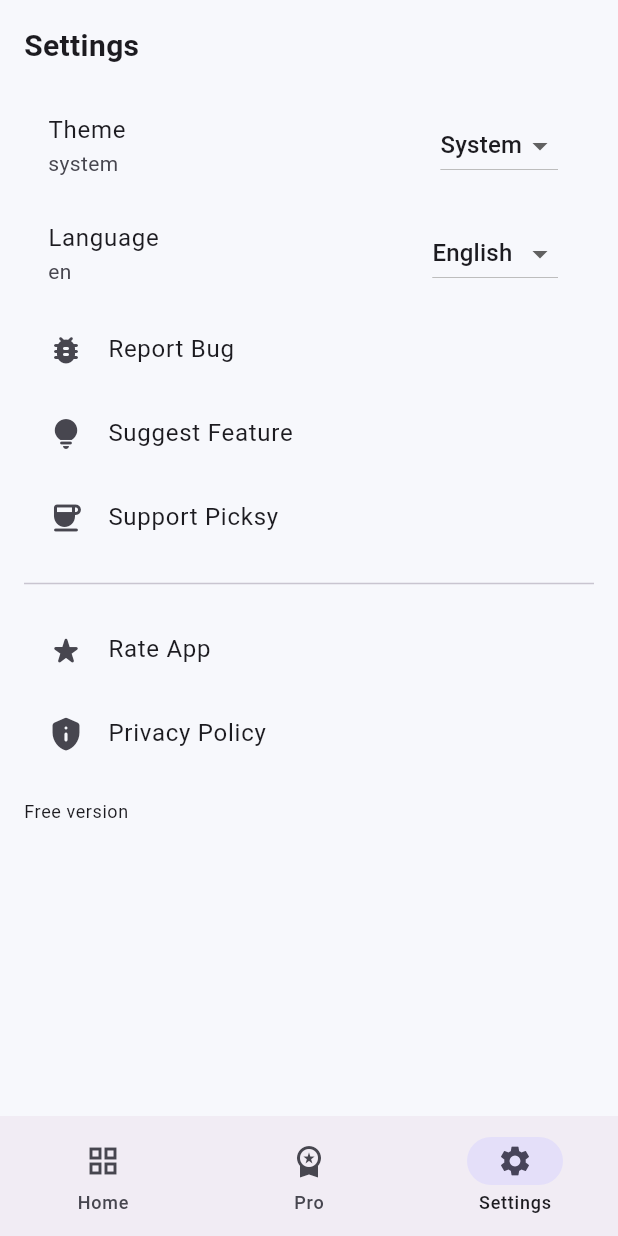
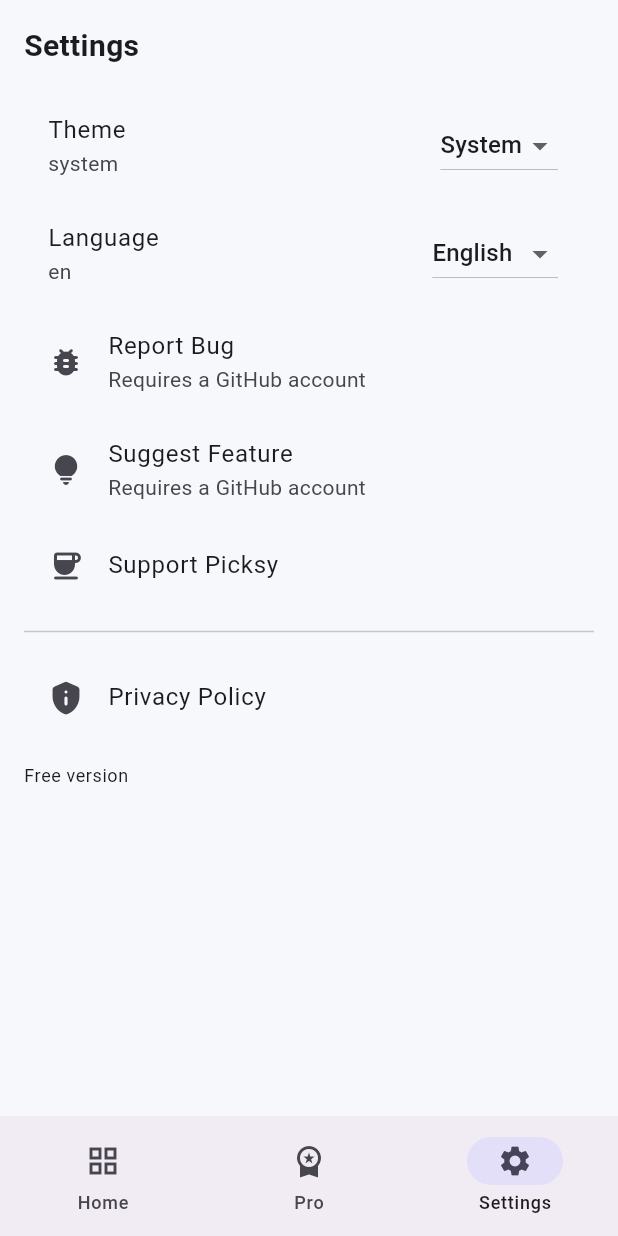
Before and after one commit to 4mierS/picksy, a Flutter app: the screen it shows after launch, item 3 of the bottom bar chosen, on a phone screen of 412 x 824 dp. Run offline on Flutter 3.47's test engine with Material 3 defaults, Android fonts, the phone set to English and light mode, and no system bars; our stand-ins replace hive_flutter, in_app_purchase; accounts and stored records are empty.

Commit message:
Add external links for privacy policy and app rating; update settings page with subtitles for bug reporting and feature suggestions

```diff
--- a/lib/core/links.dart
+++ b/lib/core/links.dart
@@ -20,3 +20,9 @@ Future<void> openFeatureRequest() => openExternalUrl(
 
 Future<void> openGithubIssues() =>
     openExternalUrl('https://github.com/4mierS/picksy/issues');
+
+Future<void> openPrivacyPolicy() =>
+    openExternalUrl('https://4miers.github.io/picksy/privacy');
+
+Future<void> openRateApp() =>
+    openExternalUrl('https://github.com/4mierS/picksy');
--- a/lib/features/settings/settings_page.dart
+++ b/lib/features/settings/settings_page.dart
@@ -56,11 +56,13 @@ class SettingsPage extends StatelessWidget {
           ListTile(
             leading: const Icon(Icons.bug_report_rounded),
             title: const Text('Report Bug'),
+            subtitle: const Text('Requires a GitHub account'),
             onTap: openBugReport,
           ),
           ListTile(
             leading: const Icon(Icons.lightbulb_rounded),
             title: const Text('Suggest Feature'),
+            subtitle: const Text('Requires a GitHub account'),
             onTap: openFeatureRequest,
           ),
           ListTile(
@@ -71,19 +73,19 @@ class SettingsPage extends StatelessWidget {
 
           const Divider(height: 32),
 
-          ListTile(
-            leading: const Icon(Icons.star_rate_rounded),
-            title: const Text('Rate App'),
-            onTap: () {
-              // Später: Play Store Link rein
-            },
-          ),
+          // ListTile(
+          //   leading: const Icon(Icons.star_rate_rounded),
+          //   title: const Text('Rate App'),
+          //   onTap: () {
+          //     openRateApp();
+          //   },
+          // ),
 
           ListTile(
             leading: const Icon(Icons.privacy_tip_rounded),
             title: const Text('Privacy Policy'),
             onTap: () {
-              // Später: deine URL rein
+              openPrivacyPolicy();
             },
           ),
 
```
Also changed, not shown: 1 other file.
